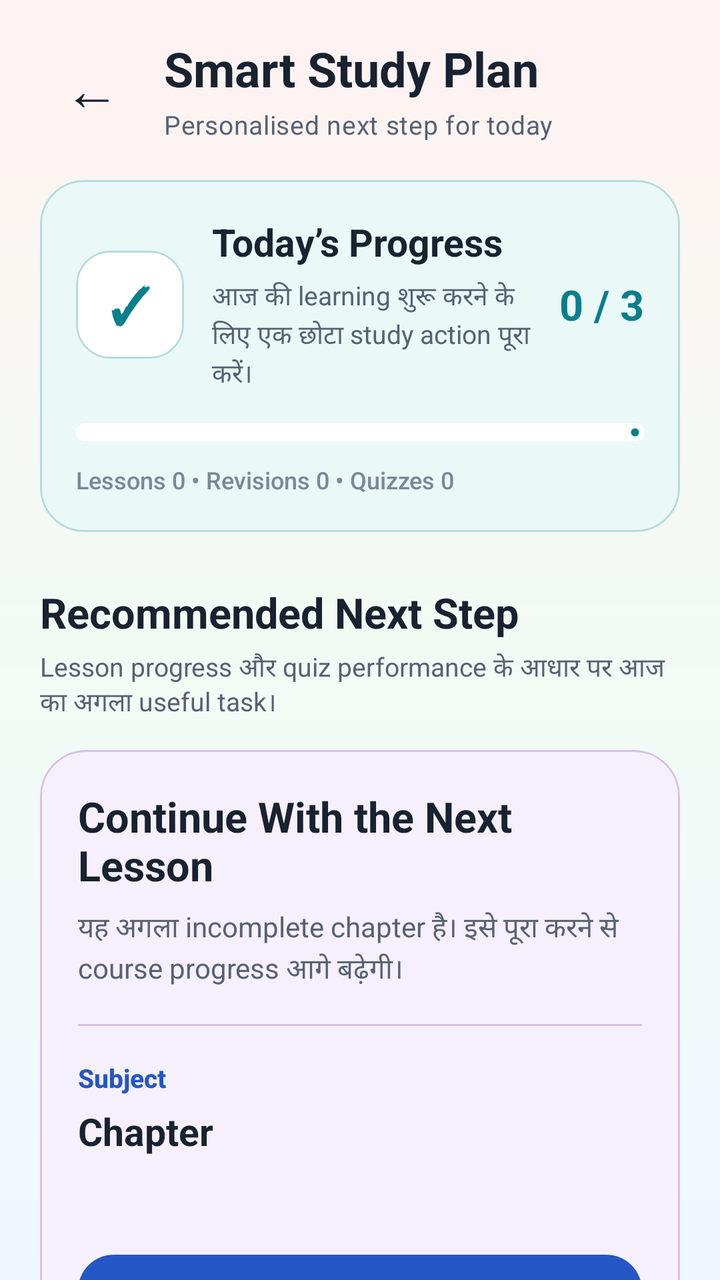
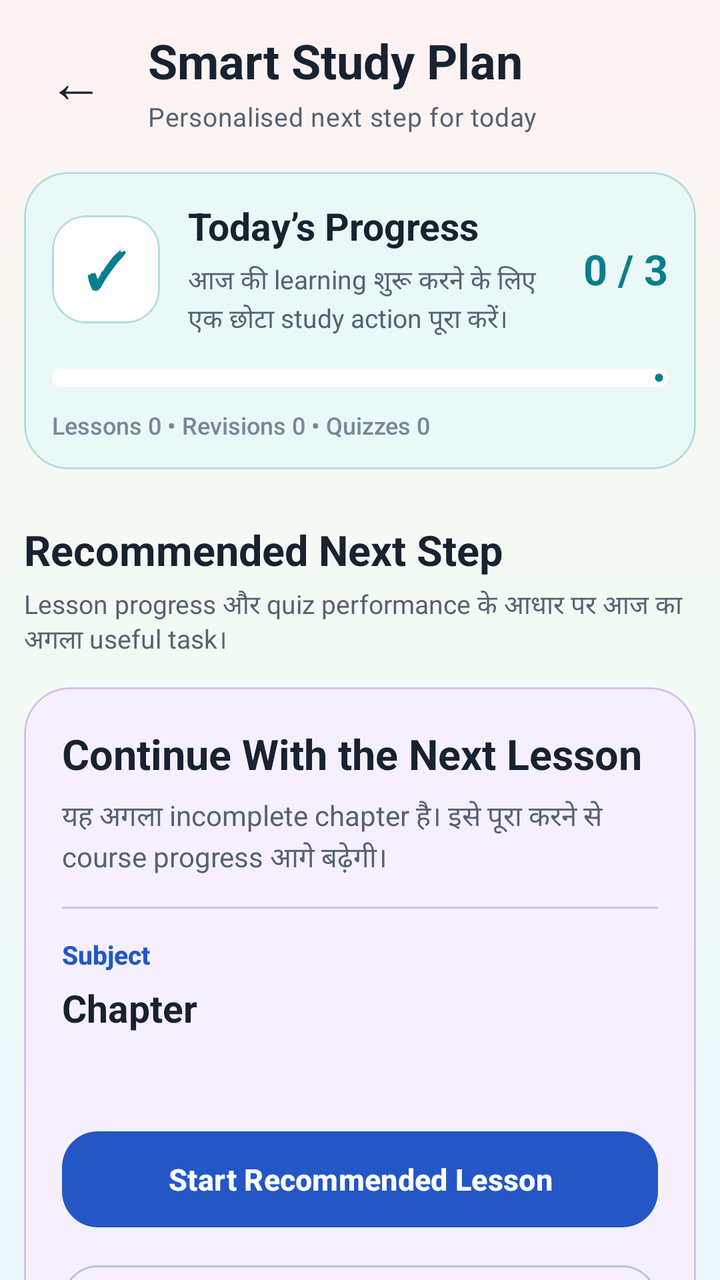

The first picture is an Android layout as it rendered before a commit; the second is the same layout after the commit. The layout source and the unified diff follow.
<!-- AndroidManifest.xml: application theme Theme.StudySaathi -->
<!-- res/layout/activity_smart_study_plan.xml -->
<?xml version="1.0" encoding="utf-8"?>
<androidx.coordinatorlayout.widget.CoordinatorLayout xmlns:android="http://schemas.android.com/apk/res/android"
    xmlns:app="http://schemas.android.com/apk/res-auto"
    android:id="@+id/smartPlanRoot"
    android:layout_width="match_parent"
    android:layout_height="match_parent"
    android:background="@drawable/bg_app_soft_mix">

    <androidx.core.widget.NestedScrollView
        android:id="@+id/contentSmartPlan"
        android:layout_width="match_parent"
        android:layout_height="match_parent"
        android:clipToPadding="false"
        android:fillViewport="true"
        android:overScrollMode="never">

        <LinearLayout
            android:layout_width="match_parent"
            android:layout_height="wrap_content"
            android:orientation="vertical"
            android:paddingStart="20dp"
            android:paddingTop="18dp"
            android:paddingEnd="20dp"
            android:paddingBottom="38dp">

            <LinearLayout
                android:layout_width="match_parent"
                android:layout_height="wrap_content"
                android:gravity="center_vertical"
                android:orientation="horizontal">

                <com.google.android.material.button.MaterialButton
                    android:id="@+id/buttonBack"
                    style="@style/Widget.Material3.Button.TextButton"
                    android:layout_width="52dp"
                    android:layout_height="52dp"
                    android:contentDescription="@string/back"
                    android:insetLeft="0dp"
                    android:insetTop="0dp"
                    android:insetRight="0dp"
                    android:insetBottom="0dp"
                    android:minWidth="0dp"
                    android:text="←"
                    android:textColor="@color/ss_text_primary"
                    android:textSize="28sp"
                    app:cornerRadius="16dp" />

                <LinearLayout
                    android:layout_width="0dp"
                    android:layout_height="wrap_content"
                    android:layout_marginStart="10dp"
                    android:layout_weight="1"
                    android:orientation="vertical">

                    <TextView
                        style="@style/TextAppearance.StudySaathi.Heading"
                        android:layout_width="match_parent"
                        android:layout_height="wrap_content"
                        android:text="@string/smart_study_plan_title"
                        android:textSize="24sp" />

                    <TextView
                        android:id="@+id/textPlanStudent"
                        style="@style/TextAppearance.StudySaathi.Body"
                        android:layout_width="match_parent"
                        android:layout_height="wrap_content"
                        android:layout_marginTop="3dp"
                        android:text="@string/smart_study_plan_subtitle"
                        android:textSize="13sp" />

                </LinearLayout>

            </LinearLayout>

            <com.google.android.material.card.MaterialCardView
                android:layout_width="match_parent"
                android:layout_height="wrap_content"
                android:layout_marginTop="19dp"
                app:cardBackgroundColor="@color/ss_teal_soft"
                app:cardCornerRadius="22dp"
                app:cardElevation="0dp"
                app:strokeColor="@color/ss_teal_border"
                app:strokeWidth="1dp">

                <LinearLayout
                    android:layout_width="match_parent"
                    android:layout_height="wrap_content"
                    android:orientation="vertical"
                    android:padding="18dp">

                    <LinearLayout
                        android:layout_width="match_parent"
                        android:layout_height="wrap_content"
                        android:gravity="center_vertical"
                        android:orientation="horizontal">

                        <com.google.android.material.card.MaterialCardView
                            android:layout_width="54dp"
                            android:layout_height="54dp"
                            app:cardBackgroundColor="@color/ss_surface"
                            app:cardCornerRadius="17dp"
                            app:cardElevation="0dp"
                            app:strokeColor="@color/ss_teal_border"
                            app:strokeWidth="1dp">

                            <TextView
                                android:layout_width="match_parent"
                                android:layout_height="match_parent"
                                android:fontFamily="sans-serif-rounded"
                                android:gravity="center"
                                android:text="✓"
                                android:textColor="@color/ss_secondary"
                                android:textSize="25sp"
                                android:textStyle="bold" />

                        </com.google.android.material.card.MaterialCardView>

                        <LinearLayout
                            android:layout_width="0dp"
                            android:layout_height="wrap_content"
                            android:layout_marginStart="14dp"
                            android:layout_weight="1"
                            android:orientation="vertical">

                            <TextView
                                android:layout_width="match_parent"
                                android:layout_height="wrap_content"
                                android:fontFamily="sans-serif-rounded"
                                android:text="@string/smart_plan_today_progress"
                                android:textColor="@color/ss_text_primary"
                                android:textSize="19sp"
                                android:textStyle="bold" />

                            <TextView
                                android:id="@+id/textSmartPlanGoalStatus"
                                android:layout_width="match_parent"
                                android:layout_height="wrap_content"
                                android:layout_marginTop="5dp"
                                android:fontFamily="sans-serif"
                                android:lineSpacingExtra="2dp"
                                android:text="@string/daily_goal_start_message"
                                android:textColor="@color/ss_text_secondary"
                                android:textSize="13sp" />

                        </LinearLayout>

                        <TextView
                            android:id="@+id/textSmartPlanGoalValue"
                            android:layout_width="wrap_content"
                            android:layout_height="wrap_content"
                            android:layout_marginStart="10dp"
                            android:fontFamily="sans-serif-rounded"
                            android:text="0 / 3"
                            android:textColor="@color/ss_secondary"
                            android:textSize="21sp"
                            android:textStyle="bold" />

                    </LinearLayout>

                    <com.google.android.material.progressindicator.LinearProgressIndicator
                        android:id="@+id/progressSmartPlanGoal"
                        android:layout_width="match_parent"
                        android:layout_height="wrap_content"
                        android:layout_marginTop="15dp"
                        android:max="3"
                        android:progress="0"
                        app:indicatorColor="@color/ss_secondary"
                        app:trackColor="@color/ss_surface"
                        app:trackCornerRadius="5dp"
                        app:trackThickness="9dp" />

                    <TextView
                        android:id="@+id/textSmartPlanGoalBreakdown"
                        android:layout_width="match_parent"
                        android:layout_height="wrap_content"
                        android:layout_marginTop="11dp"
                        android:fontFamily="sans-serif-medium"
                        android:text="Lessons 0 • Revisions 0 • Quizzes 0"
                        android:textColor="@color/ss_text_muted"
                        android:textSize="12sp" />

                </LinearLayout>

            </com.google.android.material.card.MaterialCardView>

            <TextView
                android:layout_width="match_parent"
                android:layout_height="wrap_content"
                android:layout_marginTop="26dp"
                android:fontFamily="sans-serif-rounded"
                android:text="@string/smart_plan_recommendation_heading"
                android:textColor="@color/ss_text_primary"
                android:textSize="21sp"
                android:textStyle="bold" />

            <TextView
                android:layout_width="match_parent"
                android:layout_height="wrap_content"
                android:layout_marginTop="4dp"
                android:fontFamily="sans-serif"
                android:text="@string/smart_plan_recommendation_description"
                android:textColor="@color/ss_text_secondary"
                android:textSize="13sp" />

            <com.google.android.material.card.MaterialCardView
                android:id="@+id/cardRecommendation"
                android:layout_width="match_parent"
                android:layout_height="wrap_content"
                android:layout_marginTop="14dp"
                app:cardBackgroundColor="@color/ss_purple_soft"
                app:cardCornerRadius="23dp"
                app:cardElevation="0dp"
                app:strokeColor="@color/ss_purple_border"
                app:strokeWidth="1dp">

                <LinearLayout
                    android:layout_width="match_parent"
                    android:layout_height="wrap_content"
                    android:orientation="vertical"
                    android:padding="19dp">

                    <TextView
                        android:id="@+id/textRecommendationTitle"
                        android:layout_width="match_parent"
                        android:layout_height="wrap_content"
                        android:fontFamily="sans-serif-rounded"
                        android:text="@string/smart_plan_next_lesson_title"
                        android:textColor="@color/ss_text_primary"
                        android:textSize="21sp"
                        android:textStyle="bold" />

                    <TextView
                        android:id="@+id/textRecommendationReason"
                        android:layout_width="match_parent"
                        android:layout_height="wrap_content"
                        android:layout_marginTop="7dp"
                        android:fontFamily="sans-serif"
                        android:lineSpacingExtra="2dp"
                        android:text="@string/smart_plan_next_lesson_reason"
                        android:textColor="@color/ss_text_secondary"
                        android:textSize="14sp" />

                    <View
                        android:layout_width="match_parent"
                        android:layout_height="1dp"
                        android:layout_marginTop="17dp"
                        android:layout_marginBottom="17dp"
                        android:background="@color/ss_purple_border" />

                    <TextView
                        android:id="@+id/textRecommendedSubject"
                        android:layout_width="match_parent"
                        android:layout_height="wrap_content"
                        android:fontFamily="sans-serif-medium"
                        android:text="Subject"
                        android:textColor="@color/ss_primary"
                        android:textSize="13sp"
                        android:textStyle="bold" />

                    <TextView
                        android:id="@+id/textRecommendedChapter"
                        android:layout_width="match_parent"
                        android:layout_height="wrap_content"
                        android:layout_marginTop="5dp"
                        android:fontFamily="sans-serif-rounded"
                        android:text="Chapter"
                        android:textColor="@color/ss_text_primary"
                        android:textSize="19sp"
                        android:textStyle="bold" />

                    <TextView
                        android:id="@+id/textRecommendedDescription"
                        android:layout_width="match_parent"
                        android:layout_height="wrap_content"
                        android:layout_marginTop="7dp"
                        android:fontFamily="sans-serif"
                        android:lineSpacingExtra="3dp"
                        android:textColor="@color/ss_text_secondary"
                        android:textSize="14sp" />

                    <com.google.android.material.button.MaterialButton
                        android:id="@+id/buttonStartRecommendedLesson"
                        style="@style/Widget.StudySaathi.Button.Primary"
                        android:layout_width="match_parent"
                        android:layout_height="wrap_content"
                        android:layout_marginTop="19dp"
                        android:text="@string/smart_plan_start_lesson"
                        android:textAllCaps="false"
                        android:textSize="15sp" />

                    <com.google.android.material.button.MaterialButton
                        android:id="@+id/buttonPracticeRecommended"
                        style="@style/Widget.StudySaathi.Button.Outlined"
                        android:layout_width="match_parent"
                        android:layout_height="wrap_content"
                        android:layout_marginTop="11dp"
                        android:text="@string/smart_plan_start_quiz"
                        android:textAllCaps="false"
                        android:textSize="15sp" />

                </LinearLayout>

            </com.google.android.material.card.MaterialCardView>

            <com.google.android.material.card.MaterialCardView
                android:id="@+id/cardNoRecommendation"
                android:layout_width="match_parent"
                android:layout_height="wrap_content"
                android:layout_marginTop="14dp"
                android:visibility="gone"
                app:cardBackgroundColor="@color/ss_surface"
                app:cardCornerRadius="22dp"
                app:cardElevation="0dp"
                app:strokeColor="@color/ss_outline"
                app:strokeWidth="1dp">

                <LinearLayout
                    android:layout_width="match_parent"
                    android:layout_height="wrap_content"
                    android:gravity="center"
                    android:orientation="vertical"
                    android:padding="24dp">

                    <TextView
                        android:layout_width="match_parent"
                        android:layout_height="wrap_content"
                        android:fontFamily="sans-serif-rounded"
                        android:gravity="center"
                        android:text="@string/smart_plan_no_content_title"
                        android:textColor="@color/ss_text_primary"
                        android:textSize="19sp"
                        android:textStyle="bold" />

                    <TextView
                        android:layout_width="match_parent"
                        android:layout_height="wrap_content"
                        android:layout_marginTop="7dp"
                        android:fontFamily="sans-serif"
                        android:gravity="center"
                        android:lineSpacingExtra="2dp"
                        android:text="@string/smart_plan_no_content_description"
                        android:textColor="@color/ss_text_secondary"
                        android:textSize="14sp" />

                    <com.google.android.material.button.MaterialButton
                        android:id="@+id/buttonBrowseSubjects"
                        style="@style/Widget.StudySaathi.Button.Primary"
                        android:layout_width="match_parent"
                        android:layout_height="wrap_content"
                        android:layout_marginTop="18dp"
                        android:text="@string/browse_subjects"
                        android:textAllCaps="false" />

                </LinearLayout>

            </com.google.android.material.card.MaterialCardView>

        </LinearLayout>

    </androidx.core.widget.NestedScrollView>

    <com.google.android.material.progressindicator.CircularProgressIndicator
        android:id="@+id/progressSmartPlan"
        android:layout_width="48dp"
        android:layout_height="48dp"
        android:layout_gravity="center"
        android:visibility="gone"
        app:indicatorColor="@color/ss_primary"
        app:indicatorSize="48dp"
        app:trackColor="@color/ss_blue_soft"
        app:trackThickness="5dp" />

</androidx.coordinatorlayout.widget.CoordinatorLayout>
<!-- resources referenced by this layout -->
<resources>
  <color name="ss_blue_soft">#EAF2FF</color>
  <color name="ss_outline">#D6DEE9</color>
  <color name="ss_primary">#2457C5</color>
  <color name="ss_purple_border">#D6C0E8</color>
  <color name="ss_purple_soft">#F6F0FC</color>
  <color name="ss_secondary">#087F8C</color>
  <color name="ss_surface">#FFFFFF</color>
  <color name="ss_teal_border">#B4DCDC</color>
  <color name="ss_teal_soft">#EAF8F8</color>
  <color name="ss_text_muted">#7B8797</color>
  <color name="ss_text_primary">#182230</color>
  <color name="ss_text_secondary">#566273</color>
  <!-- drawable bg_app_soft_mix (drawable) -->
  <?xml version="1.0" encoding="utf-8"?>
  <shape xmlns:android="http://schemas.android.com/apk/res/android"
      android:shape="rectangle">
  
      <gradient
          android:angle="270"
          android:centerColor="#F2FBF3"
          android:endColor="#EEF7FF"
          android:startColor="#FFF2F2"
          android:type="linear" />
  
  </shape>
  <string name="back">Back</string>
  <string name="browse_subjects">Browse Subjects</string>
  <string name="daily_goal_start_message">
          आज की learning शुरू करने के लिए एक छोटा study action पूरा करें।
      </string>
  <string name="smart_plan_next_lesson_reason">
          यह अगला incomplete chapter है। इसे पूरा करने से course progress आगे बढ़ेगी।
      </string>
  <string name="smart_plan_next_lesson_title">
          Continue With the Next Lesson
      </string>
  <string name="smart_plan_no_content_description">
          Subjects खोलकर पहला lesson शुरू करें। इसके बाद personalised recommendation यहाँ दिखाई देगी।
      </string>
  <string name="smart_plan_no_content_title">
          Study plan not available
      </string>
  <string name="smart_plan_recommendation_description">
          Lesson progress और quiz performance के आधार पर आज का अगला useful task।
      </string>
  <string name="smart_plan_recommendation_heading">
          Recommended Next Step
      </string>
  <string name="smart_plan_start_lesson">
          Start Recommended Lesson
      </string>
  <string name="smart_plan_start_quiz">
          Start Practice Quiz
      </string>
  <string name="smart_plan_today_progress">
          Today’s Progress
      </string>
  <string name="smart_study_plan_subtitle">
          Personalised next step for today
      </string>
  <string name="smart_study_plan_title">
          Smart Study Plan
      </string>
  <style name="TextAppearance.StudySaathi.Body" parent="TextAppearance.Material3.BodyMedium">
          <item name="android:fontFamily">sans-serif</item>
          <item name="fontFamily">sans-serif</item>
          <item name="android:textColor">@color/ss_text_secondary</item>
      </style>
  <style name="TextAppearance.StudySaathi.Heading" parent="TextAppearance.Material3.HeadlineSmall">
          <item name="android:fontFamily">sans-serif-rounded</item>
          <item name="fontFamily">sans-serif-rounded</item>
          <item name="android:textStyle">bold</item>
          <item name="android:textColor">@color/ss_text_primary</item>
      </style>
  <style name="Widget.StudySaathi.Button.Primary" parent="Widget.Material3.Button">
          <item name="cornerRadius">18dp</item>
          <item name="android:minHeight">56dp</item>
          <item name="android:textStyle">bold</item>
          <item name="backgroundTint">@color/ss_primary</item>
          <item name="android:textColor">@color/ss_on_primary</item>
      </style>
  <color name="ss_outline_strong">#B9C5D5</color>
  <color name="ss_on_primary">#FFFFFF</color>
  <color name="ss_primary_dark">#173F99</color>
  <color name="ss_on_secondary">#FFFFFF</color>
  <color name="ss_tertiary">#8A5A00</color>
  <color name="ss_on_tertiary">#FFFFFF</color>
  <color name="ss_yellow_soft">#FFF8E8</color>
  <color name="ss_background">#F7F9FC</color>
  <color name="ss_surface_soft">#F0F4FA</color>
  <color name="ss_error">#BA1A1A</color>
  <color name="white">#FFFFFFFF</color>
  <color name="ss_red_soft">#FFF0F0</color>
  <!-- unchanged entries left out for length: 2 -->
</resources>

<!-- the commit's change to res/layout/activity_smart_study_plan.xml (unified diff, before → after) -->
@@ -18,10 +18,10 @@
             android:layout_width="match_parent"
             android:layout_height="wrap_content"
             android:orientation="vertical"
-            android:paddingStart="20dp"
-            android:paddingTop="18dp"
-            android:paddingEnd="20dp"
-            android:paddingBottom="38dp">
+            android:paddingStart="12dp"
+            android:paddingTop="14dp"
+            android:paddingEnd="12dp"
+            android:paddingBottom="12dp">
 
             <LinearLayout
                 android:layout_width="match_parent"
@@ -86,7 +86,7 @@
                     android:layout_width="match_parent"
                     android:layout_height="wrap_content"
                     android:orientation="vertical"
-                    android:padding="18dp">
+                    android:padding="14dp">
 
                     <LinearLayout
                         android:layout_width="match_parent"
@@ -243,8 +243,8 @@
                     <View
                         android:layout_width="match_parent"
                         android:layout_height="1dp"
-                        android:layout_marginTop="17dp"
-                        android:layout_marginBottom="17dp"
+                        android:layout_marginTop="14dp"
+                        android:layout_marginBottom="14dp"
                         android:background="@color/ss_purple_border" />
 
                     <TextView
@@ -319,7 +319,7 @@
                     android:layout_height="wrap_content"
                     android:gravity="center"
                     android:orientation="vertical"
-                    android:padding="24dp">
+                    android:padding="12dp">
 
                     <TextView
                         android:layout_width="match_parent"
@@ -347,7 +347,7 @@
                         style="@style/Widget.StudySaathi.Button.Primary"
                         android:layout_width="match_parent"
                         android:layout_height="wrap_content"
-                        android:layout_marginTop="18dp"
+                        android:layout_marginTop="14dp"
                         android:text="@string/browse_subjects"
                         android:textAllCaps="false" />
 
